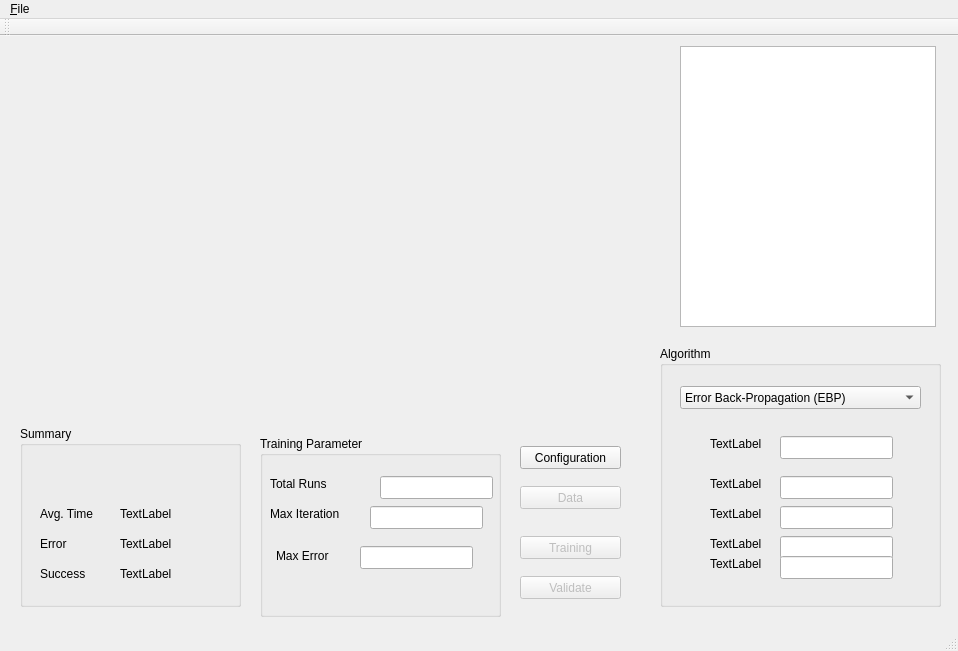
First picture: the form in mainwindow.ui, repository gongzhitaao/nbn-ui, before the edit.
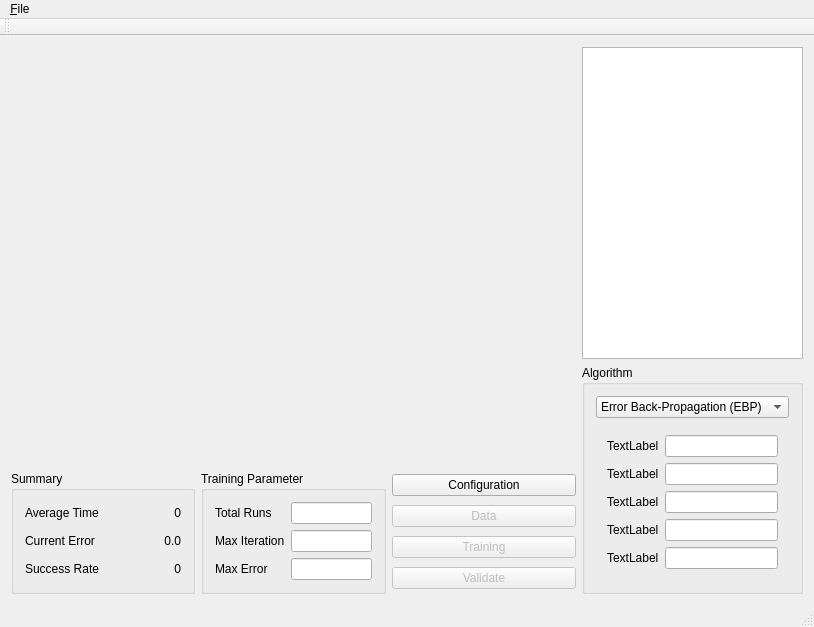
Second picture: the form after the edit. The open tabs and pages were chosen to show the change. Custom widgets are drawn as their Qt base class.

```diff
--- a/mainwindow.ui
+++ b/mainwindow.ui
@@ -6,45 +6,42 @@
    <rect>
     <x>0</x>
     <y>0</y>
-    <width>958</width>
-    <height>651</height>
+    <width>814</width>
+    <height>627</height>
    </rect>
   </property>
   <property name="windowTitle">
    <string>MainWindow</string>
   </property>
   <widget class="QWidget" name="centralWidget">
-   <widget class="QCustomPlot" name="customPlot_ErrorPlot" native="true">
-    <property name="geometry">
-     <rect>
-      <x>10</x>
-      <y>50</y>
-      <width>621</width>
-      <height>321</height>
-     </rect>
-    </property>
-   </widget>
+   <layout class="QGridLayout" name="gridLayout_6" rowstretch="1,0,0" columnstretch="1,1,1,1">
+    <item row="0" column="0" rowspan="2" colspan="3">
+     <widget class="QCustomPlot" name="customPlot_ErrorPlot" native="true"/>
+    </item>
+    <item row="0" column="3">
+     <widget class="QTableView" name="tableView_Information">
+      <attribute name="horizontalHeaderVisible">
+       <bool>true</bool>
+      </attribute>
+      <attribute name="horizontalHeaderStretchLastSection">
+       <bool>true</bool>
+      </attribute>
+      <attribute name="verticalHeaderVisible">
+       <bool>false</bool>
+      </attribute>
+      <attribute name="verticalHeaderCascadingSectionResizes">
+       <bool>false</bool>
+      </attribute>
+     </widget>
+    </item>
+    <item row="1" column="3" rowspan="2">
    <widget class="QGroupBox" name="groupBox_2">
-    <property name="geometry">
-     <rect>
-      <x>660</x>
-      <y>310</y>
-      <width>281</width>
-      <height>261</height>
-     </rect>
-    </property>
     <property name="title">
      <string>Algorithm</string>
     </property>
+      <layout class="QGridLayout" name="gridLayout_5">
+       <item row="0" column="0">
     <widget class="QComboBox" name="comboBox_Algorithm">
-     <property name="geometry">
-      <rect>
-       <x>20</x>
-       <y>40</y>
-       <width>241</width>
-       <height>23</height>
-      </rect>
-     </property>
      <item>
       <property name="text">
        <string>Error Back-Propagation (EBP)</string>
@@ -56,15 +53,9 @@
       </property>
      </item>
     </widget>
+       </item>
+       <item row="1" column="0">
     <widget class="QStackedWidget" name="stackedWidget_AlgorithmParam">
-     <property name="geometry">
-      <rect>
-       <x>20</x>
-       <y>70</y>
-       <width>251</width>
-       <height>171</height>
-      </rect>
-     </property>
      <property name="currentIndex">
       <number>0</number>
      </property>
@@ -94,400 +85,212 @@
       </widget>
      </widget>
      <widget class="QWidget" name="page_2">
+          <layout class="QGridLayout" name="gridLayout_3">
+           <item row="0" column="0">
       <widget class="QLabel" name="label_6">
-       <property name="geometry">
-        <rect>
-         <x>30</x>
-         <y>20</y>
-         <width>57</width>
-         <height>15</height>
-        </rect>
-       </property>
        <property name="text">
         <string>TextLabel</string>
        </property>
       </widget>
-      <widget class="QLineEdit" name="lineEdit_6">
-       <property name="geometry">
-        <rect>
-         <x>100</x>
-         <y>20</y>
-         <width>113</width>
-         <height>23</height>
-        </rect>
-       </property>
-      </widget>
-      <widget class="QLineEdit" name="lineEdit_7">
-       <property name="geometry">
-        <rect>
-         <x>100</x>
-         <y>60</y>
-         <width>113</width>
-         <height>23</height>
-        </rect>
-       </property>
-      </widget>
+           </item>
+           <item row="0" column="1">
+            <widget class="QLineEdit" name="lineEdit_6"/>
+           </item>
+           <item row="1" column="0">
       <widget class="QLabel" name="label_7">
-       <property name="geometry">
-        <rect>
-         <x>30</x>
-         <y>60</y>
-         <width>57</width>
-         <height>15</height>
-        </rect>
-       </property>
        <property name="text">
         <string>TextLabel</string>
        </property>
       </widget>
-      <widget class="QLineEdit" name="lineEdit_8">
-       <property name="geometry">
-        <rect>
-         <x>100</x>
-         <y>90</y>
-         <width>113</width>
-         <height>23</height>
-        </rect>
-       </property>
-      </widget>
+           </item>
+           <item row="1" column="1">
+            <widget class="QLineEdit" name="lineEdit_7"/>
+           </item>
+           <item row="2" column="0">
       <widget class="QLabel" name="label_8">
-       <property name="geometry">
-        <rect>
-         <x>30</x>
-         <y>90</y>
-         <width>57</width>
-         <height>15</height>
-        </rect>
-       </property>
        <property name="text">
         <string>TextLabel</string>
        </property>
       </widget>
+           </item>
+           <item row="2" column="1">
+            <widget class="QLineEdit" name="lineEdit_8"/>
+           </item>
+           <item row="3" column="0">
       <widget class="QLabel" name="label_9">
-       <property name="geometry">
-        <rect>
-         <x>30</x>
-         <y>120</y>
-         <width>57</width>
-         <height>15</height>
-        </rect>
-       </property>
        <property name="text">
         <string>TextLabel</string>
        </property>
       </widget>
-      <widget class="QLineEdit" name="lineEdit_9">
-       <property name="geometry">
-        <rect>
-         <x>100</x>
-         <y>120</y>
-         <width>113</width>
-         <height>23</height>
-        </rect>
-       </property>
-      </widget>
-      <widget class="QLineEdit" name="lineEdit_10">
-       <property name="geometry">
-        <rect>
-         <x>100</x>
-         <y>140</y>
-         <width>113</width>
-         <height>23</height>
-        </rect>
-       </property>
-      </widget>
+           </item>
+           <item row="3" column="1">
+            <widget class="QLineEdit" name="lineEdit_9"/>
+           </item>
+           <item row="4" column="0">
       <widget class="QLabel" name="label_10">
-       <property name="geometry">
-        <rect>
-         <x>30</x>
-         <y>140</y>
-         <width>57</width>
-         <height>15</height>
-        </rect>
-       </property>
        <property name="text">
         <string>TextLabel</string>
        </property>
       </widget>
-     </widget>
-    </widget>
-   </widget>
-   <widget class="QPushButton" name="pushButton_Configuration">
-    <property name="geometry">
-     <rect>
-      <x>520</x>
-      <y>410</y>
-      <width>101</width>
-      <height>23</height>
-     </rect>
-    </property>
-    <property name="text">
-     <string>Configuration</string>
-    </property>
-   </widget>
-   <widget class="QPushButton" name="pushButton_Data">
-    <property name="enabled">
-     <bool>false</bool>
-    </property>
-    <property name="geometry">
-     <rect>
-      <x>520</x>
-      <y>450</y>
-      <width>101</width>
-      <height>23</height>
-     </rect>
-    </property>
-    <property name="text">
-     <string>Data</string>
-    </property>
-   </widget>
-   <widget class="QPushButton" name="pushButton_Train">
-    <property name="enabled">
-     <bool>false</bool>
-    </property>
-    <property name="geometry">
-     <rect>
-      <x>520</x>
-      <y>500</y>
-      <width>101</width>
-      <height>23</height>
-     </rect>
-    </property>
-    <property name="text">
-     <string>Training</string>
-    </property>
-   </widget>
-   <widget class="QPushButton" name="pushButton_Validate">
-    <property name="enabled">
-     <bool>false</bool>
-    </property>
-    <property name="geometry">
-     <rect>
-      <x>520</x>
-      <y>540</y>
-      <width>101</width>
-      <height>23</height>
-     </rect>
-    </property>
-    <property name="text">
-     <string>Validate</string>
-    </property>
-   </widget>
-   <widget class="QGroupBox" name="groupBox">
-    <property name="geometry">
-     <rect>
-      <x>260</x>
-      <y>400</y>
-      <width>241</width>
-      <height>181</height>
-     </rect>
-    </property>
-    <property name="title">
-     <string>Training Parameter</string>
-    </property>
-    <widget class="QLabel" name="label">
-     <property name="geometry">
-      <rect>
-       <x>10</x>
-       <y>40</y>
-       <width>61</width>
-       <height>16</height>
-      </rect>
-     </property>
-     <property name="text">
-      <string>Total Runs</string>
-     </property>
-    </widget>
-    <widget class="QLineEdit" name="lineEdit_runs">
-     <property name="geometry">
-      <rect>
-       <x>120</x>
-       <y>40</y>
-       <width>113</width>
-       <height>23</height>
-      </rect>
-     </property>
-    </widget>
-    <widget class="QLabel" name="label_2">
-     <property name="geometry">
-      <rect>
-       <x>10</x>
-       <y>70</y>
-       <width>81</width>
-       <height>16</height>
-      </rect>
-     </property>
-     <property name="text">
-      <string>Max Iteration</string>
-     </property>
-    </widget>
-    <widget class="QLineEdit" name="lineEdit_maxIteration">
-     <property name="geometry">
-      <rect>
-       <x>110</x>
-       <y>70</y>
-       <width>113</width>
-       <height>23</height>
-      </rect>
-     </property>
-    </widget>
-    <widget class="QLabel" name="label_4">
-     <property name="geometry">
-      <rect>
-       <x>16</x>
-       <y>110</y>
-       <width>61</width>
-       <height>20</height>
-      </rect>
-     </property>
-     <property name="text">
-      <string>Max Error</string>
-     </property>
-    </widget>
-    <widget class="QLineEdit" name="lineEdit_maxError">
-     <property name="geometry">
-      <rect>
-       <x>100</x>
-       <y>110</y>
-       <width>113</width>
-       <height>23</height>
-      </rect>
-     </property>
-    </widget>
-    <widget class="QProgressBar" name="progressBar_2">
-     <property name="geometry">
-      <rect>
-       <x>-150</x>
-       <y>30</y>
-       <width>118</width>
-       <height>23</height>
-      </rect>
-     </property>
-     <property name="value">
-      <number>24</number>
-     </property>
-    </widget>
-   </widget>
-   <widget class="QTableView" name="tableView_Information">
-    <property name="geometry">
-     <rect>
-      <x>680</x>
-      <y>10</y>
-      <width>256</width>
-      <height>281</height>
-     </rect>
-    </property>
-    <attribute name="horizontalHeaderVisible">
-     <bool>true</bool>
-    </attribute>
-    <attribute name="horizontalHeaderStretchLastSection">
-     <bool>true</bool>
-    </attribute>
-    <attribute name="verticalHeaderVisible">
-     <bool>false</bool>
-    </attribute>
-    <attribute name="verticalHeaderCascadingSectionResizes">
-     <bool>false</bool>
-    </attribute>
-   </widget>
+           </item>
+           <item row="4" column="1">
+            <widget class="QLineEdit" name="lineEdit_10"/>
+           </item>
+          </layout>
+         </widget>
+        </widget>
+       </item>
+      </layout>
+     </widget>
+    </item>
+    <item row="2" column="0">
    <widget class="QGroupBox" name="groupBox_3">
-    <property name="geometry">
-     <rect>
-      <x>20</x>
-      <y>390</y>
-      <width>221</width>
-      <height>181</height>
-     </rect>
-    </property>
     <property name="title">
      <string>Summary</string>
     </property>
+      <layout class="QGridLayout" name="gridLayout">
+       <item row="0" column="0">
     <widget class="QLabel" name="label_13">
-     <property name="geometry">
-      <rect>
-       <x>20</x>
-       <y>80</y>
-       <width>57</width>
-       <height>15</height>
-      </rect>
-     </property>
      <property name="text">
-      <string>Avg. Time</string>
-     </property>
-    </widget>
+          <string>Average Time</string>
+         </property>
+        </widget>
+       </item>
+       <item row="0" column="1">
     <widget class="QLabel" name="label_16">
-     <property name="geometry">
-      <rect>
-       <x>100</x>
-       <y>80</y>
-       <width>57</width>
-       <height>15</height>
-      </rect>
-     </property>
      <property name="text">
-      <string>TextLabel</string>
-     </property>
-    </widget>
+          <string>0</string>
+         </property>
+         <property name="alignment">
+          <set>Qt::AlignRight|Qt::AlignTrailing|Qt::AlignVCenter</set>
+         </property>
+        </widget>
+       </item>
+       <item row="1" column="0">
     <widget class="QLabel" name="label_17">
-     <property name="geometry">
-      <rect>
-       <x>20</x>
-       <y>110</y>
-       <width>57</width>
-       <height>15</height>
-      </rect>
-     </property>
      <property name="text">
-      <string>Error</string>
-     </property>
-    </widget>
+          <string>Current Error</string>
+         </property>
+        </widget>
+       </item>
+       <item row="1" column="1">
     <widget class="QLabel" name="label_18">
-     <property name="geometry">
-      <rect>
-       <x>100</x>
-       <y>110</y>
-       <width>57</width>
-       <height>15</height>
-      </rect>
-     </property>
      <property name="text">
-      <string>TextLabel</string>
-     </property>
-    </widget>
+          <string>0.0</string>
+         </property>
+         <property name="alignment">
+          <set>Qt::AlignRight|Qt::AlignTrailing|Qt::AlignVCenter</set>
+         </property>
+        </widget>
+       </item>
+       <item row="2" column="0">
     <widget class="QLabel" name="label_19">
-     <property name="geometry">
-      <rect>
-       <x>20</x>
-       <y>140</y>
-       <width>57</width>
-       <height>15</height>
-      </rect>
-     </property>
      <property name="text">
-      <string>Success</string>
-     </property>
-    </widget>
+          <string>Success Rate</string>
+         </property>
+        </widget>
+       </item>
+       <item row="2" column="1">
     <widget class="QLabel" name="label_20">
-     <property name="geometry">
-      <rect>
-       <x>100</x>
-       <y>140</y>
-       <width>57</width>
-       <height>15</height>
-      </rect>
-     </property>
+         <property name="text">
+          <string>0</string>
+         </property>
+         <property name="alignment">
+          <set>Qt::AlignRight|Qt::AlignTrailing|Qt::AlignVCenter</set>
+         </property>
+        </widget>
+       </item>
+      </layout>
+     </widget>
+    </item>
+    <item row="2" column="1">
+     <widget class="QGroupBox" name="groupBox">
+      <property name="title">
+       <string>Training Parameter</string>
+      </property>
+      <layout class="QGridLayout" name="gridLayout_2">
+       <item row="0" column="0">
+        <widget class="QLabel" name="label">
      <property name="text">
-      <string>TextLabel</string>
-     </property>
-    </widget>
-   </widget>
+          <string>Total Runs</string>
+         </property>
+        </widget>
+       </item>
+       <item row="0" column="1">
+        <widget class="QLineEdit" name="lineEdit_totalRuns"/>
+       </item>
+       <item row="1" column="0">
+        <widget class="QLabel" name="label_2">
+         <property name="text">
+          <string>Max Iteration</string>
+         </property>
+        </widget>
+       </item>
+       <item row="1" column="1">
+        <widget class="QLineEdit" name="lineEdit_maxIteration"/>
+       </item>
+       <item row="2" column="0">
+        <widget class="QLabel" name="label_4">
+         <property name="text">
+          <string>Max Error</string>
+         </property>
+        </widget>
+       </item>
+       <item row="2" column="1">
+        <widget class="QLineEdit" name="lineEdit_maxError"/>
+       </item>
+      </layout>
+     </widget>
+    </item>
+    <item row="2" column="2">
+     <layout class="QVBoxLayout" name="verticalLayout">
+      <item>
+       <widget class="QPushButton" name="pushButton_Configuration">
+        <property name="text">
+         <string>Configuration</string>
+        </property>
+       </widget>
+      </item>
+      <item>
+       <widget class="QPushButton" name="pushButton_Data">
+        <property name="enabled">
+         <bool>false</bool>
+        </property>
+        <property name="text">
+         <string>Data</string>
+        </property>
+       </widget>
+      </item>
+      <item>
+       <widget class="QPushButton" name="pushButton_Train">
+        <property name="enabled">
+         <bool>false</bool>
+        </property>
+        <property name="text">
+         <string>Training</string>
+        </property>
+       </widget>
+      </item>
+      <item>
+       <widget class="QPushButton" name="pushButton_Validate">
+        <property name="enabled">
+         <bool>false</bool>
+        </property>
+        <property name="text">
+         <string>Validate</string>
+        </property>
+       </widget>
+      </item>
+     </layout>
+    </item>
+   </layout>
   </widget>
   <widget class="QMenuBar" name="menuBar">
    <property name="geometry">
     <rect>
      <x>0</x>
      <y>0</y>
-     <width>958</width>
+     <width>814</width>
      <height>20</height>
     </rect>
    </property>
```
Left out of the diff: 25 changed lines with no effect on the pictures. Lines whose indentation alone changed are shown as unchanged.
